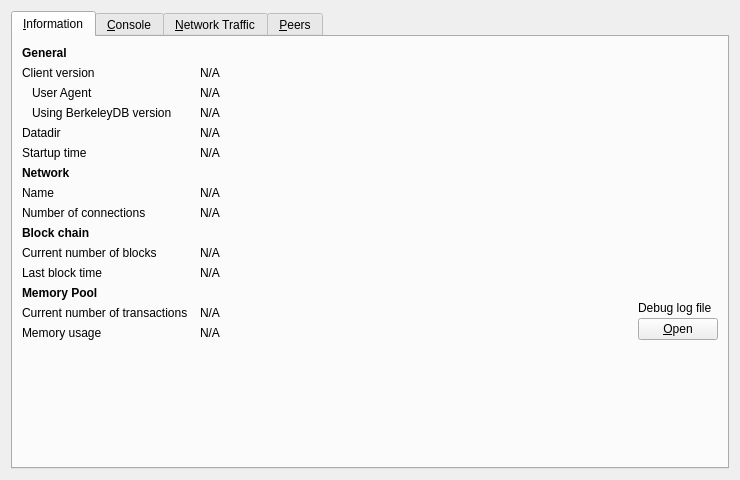
Qt form src/qt/forms/debugwindow.ui (qcity/qcity) before a commit.
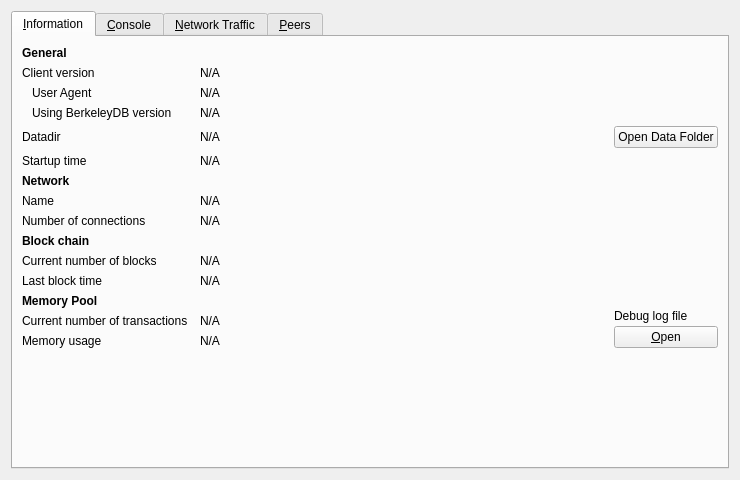
The same form after that commit. Icons and pictures are not drawn. Custom widgets are drawn as their Qt base class.

Commit message: open data folder

```diff
--- a/src/qt/forms/debugwindow.ui
+++ b/src/qt/forms/debugwindow.ui
@@ -141,6 +141,20 @@
          </property>
         </widget>
        </item>
+       <item row="4" column="2" rowspan="1">
+          <widget class="QPushButton" name="openDataFolderButton">
+           <property name="toolTip">
+            <string>Open Data Folder</string>
+           </property>
+           <property name="text">
+            <string>Open Data Folder</string>
+           </property>
+           <property name="autoDefault">
+            <bool>false</bool>
+           </property>
+          </widget>
+        </item>
+        
        <item row="5" column="0">
         <widget class="QLabel" name="label_13">
          <property name="text">
```
The commit also changes 5 other files.
